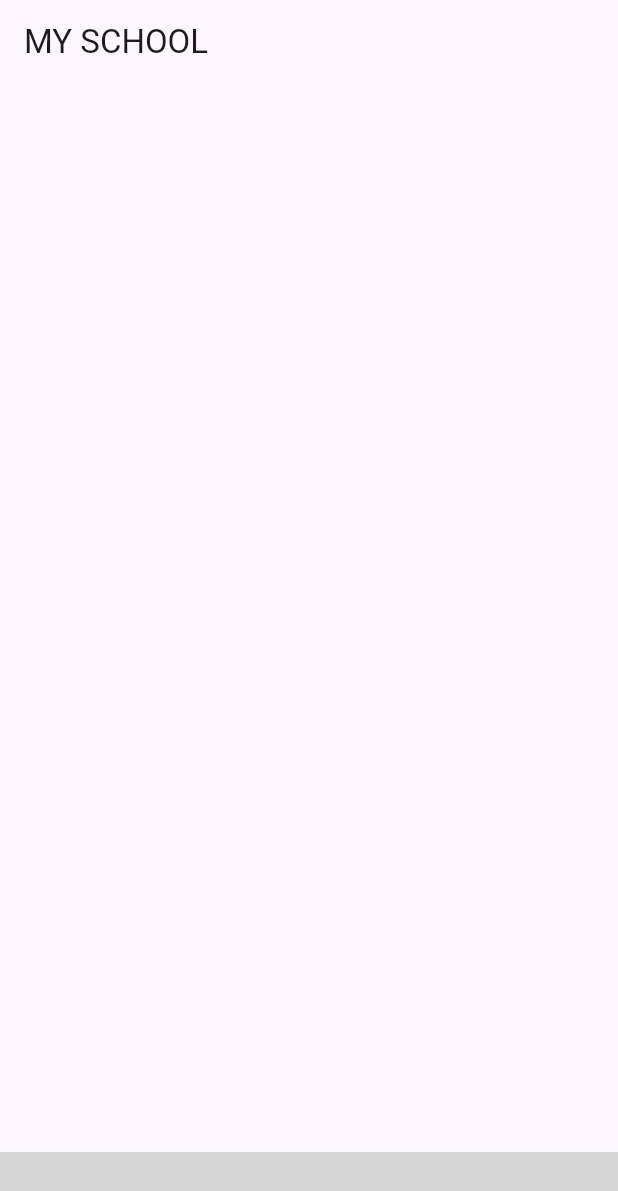
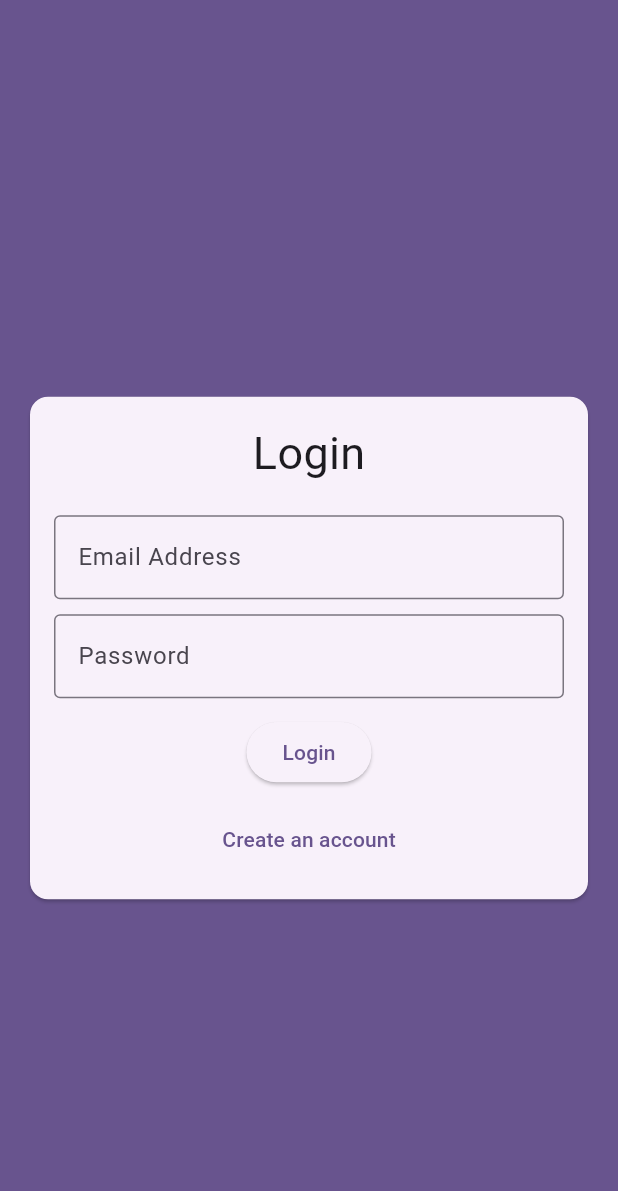
Before and after one commit to shossain786/online_dars, a Flutter app: the screen it shows after launch, on a phone screen of 412 x 824 dp. Shown: the top 1191 px of the screen. Run offline on Flutter 3.47's test engine with Material 3 defaults, Android fonts, the light colour scheme and no system bars; our stand-ins replace firebase_auth, firebase_core; missing offline and left inert: ultimate_navigation_bar, videosdk; accounts and stored records are empty; grey boxes are pictures that could not be loaded.

Commit message:
working code updated

```diff
--- a/lib/main.dart
+++ b/lib/main.dart
@@ -1,9 +1,13 @@
+import 'package:firebase_core/firebase_core.dart';
 import 'package:flutter/material.dart';
+import 'package:online_dars/firebase_options.dart';
 import 'package:online_dars/screens/common/splash_screen.dart';
 
 var kColorScheme = ColorScheme.fromSeed(seedColor: Colors.deepPurple);
 
-void main() {
+void main() async {
+  WidgetsFlutterBinding.ensureInitialized();
+  await Firebase.initializeApp(options: DefaultFirebaseOptions.currentPlatform);
   runApp(const MyApp());
 }
 
--- /dev/null
+++ b/lib/screens/common/auth.dart
@@ -0,0 +1,156 @@
+import 'package:firebase_auth/firebase_auth.dart';
+import 'package:flutter/material.dart';
+import 'package:online_dars/main.dart';
+
+final _firebase = FirebaseAuth.instance;
+
+class AuthScreen extends StatefulWidget {
+  const AuthScreen({super.key});
+
+  @override
+  State<AuthScreen> createState() => _AuthScreenState();
+}
+
+class _AuthScreenState extends State<AuthScreen> {
+  bool _isLogin = true;
+  final formKey = GlobalKey<FormState>();
+  var _enteredEmail;
+  var _enteredPassword;
+  bool _isAuthenticating = false;
+
+  void _submit() async {
+    final isValid = formKey.currentState!.validate();
+
+    if (!isValid) {
+      return;
+    }
+    debugPrint('Authenticating');
+
+    formKey.currentState!.save();
+    try {
+      setState(() {
+        _isAuthenticating = true;
+      });
+
+      if (_isLogin) {
+        final userCredential = await _firebase.signInWithEmailAndPassword(
+            email: _enteredEmail, password: _enteredPassword);
+        debugPrint('$userCredential');
+      } else {
+        final userCredentials = _firebase.createUserWithEmailAndPassword(
+            email: _enteredEmail, password: _enteredPassword);
+        debugPrint('$userCredentials');
+      }
+    } on FirebaseAuthException catch (error) {
+      if (error.code == 'email-already-in-use') {
+        // ..
+      }
+      ScaffoldMessenger.of(context).clearSnackBars();
+      ScaffoldMessenger.of(context).showSnackBar(
+          SnackBar(content: Text(error.message ?? 'Authentication Failed')));
+      setState(() {
+        _isAuthenticating = false;
+      });
+    }
+  }
+
+  @override
+  Widget build(BuildContext context) {
+    return Scaffold(
+      backgroundColor: kColorScheme.primary,
+      body: Center(
+        child: SingleChildScrollView(
+          child: Column(
+            mainAxisAlignment: MainAxisAlignment.center,
+            children: [
+              Container(
+                margin: const EdgeInsets.all(20),
+              ),
+              Card(
+                margin: const EdgeInsets.all(20),
+                child: SingleChildScrollView(
+                  child: Padding(
+                    padding: const EdgeInsets.all(16),
+                    child: Form(
+                        key: formKey,
+                        child: Column(
+                          mainAxisSize: MainAxisSize.min,
+                          children: [
+                            const Text(
+                              'Login',
+                              style: TextStyle(
+                                fontSize: 30,
+                              ),
+                            ),
+                            const SizedBox(height: 20),
+                            TextFormField(
+                              decoration: const InputDecoration(
+                                border: OutlineInputBorder(),
+                                labelText: 'Email Address',
+                              ),
+                              keyboardType: TextInputType.emailAddress,
+                              autocorrect: false,
+                              textCapitalization: TextCapitalization.none,
+                              validator: (value) {
+                                if (value == null ||
+                                    value.trim().isEmpty ||
+                                    !value.contains('@')) {
+                                  return 'Please enter a valid email id';
+                                }
+                                return null;
+                              },
+                              onSaved: (newValue) {
+                                _enteredEmail = newValue!;
+                              },
+                            ),
+                            const SizedBox(height: 10),
+                            TextFormField(
+                              decoration: const InputDecoration(
+                                border: OutlineInputBorder(),
+                                labelText: 'Password',
+                              ),
+                              obscureText: true,
+                              validator: (value) {
+                                if (value == null ||
+                                    value.trim().isEmpty ||
+                                    value.trim().length < 6) {
+                                  return 'Please enter a valid password minimum length 6';
+                                }
+                                return null;
+                              },
+                              onSaved: (newValue) {
+                                _enteredPassword = newValue!;
+                              },
+                            ),
+                            const SizedBox(height: 12),
+                            if (_isAuthenticating)
+                              const CircularProgressIndicator(),
+                            if (!_isAuthenticating)
+                              ElevatedButton(
+                                onPressed: _submit,
+                                child: Text(_isLogin ? 'Login' : 'Sign UP'),
+                              ),
+                            const SizedBox(height: 10),
+                            if (!_isAuthenticating)
+                              TextButton(
+                                onPressed: () {
+                                  setState(() {
+                                    _isLogin = !_isLogin;
+                                  });
+                                },
+                                child: Text(_isLogin
+                                    ? 'Create an account'
+                                    : 'I already have an account'),
+                              )
+                          ],
+                        )),
+                  ),
+                ),
+              )
+            ],
+          ),
+        ),
+      ),
+    );
+  }
+}
--- a/pubspec.yaml
+++ b/pubspec.yaml
@@ -17,6 +17,8 @@ dependencies:
   videosdk: ^1.1.12
   flutter_vlc_player: ^7.4.1
   flutter_launcher_icons: ^0.13.1
+  firebase_core: ^2.32.0
+  firebase_auth: ^4.20.0
 
 dev_dependencies:
   flutter_test:
@@ -37,4 +39,5 @@ flutter_icons:
   image_path: "assets/logo1.png"
   adaptive_icon_foreground: "assets/logo1.png"
   # ios: true
-  adaptive_icon_background: "#eeff1b"
+  adaptive_icon_background: "#ffffff"
+  #flutter pub run flutter_launcher_icons:main
```
Also changed, not shown: lib/screens/common/splash_screen.dart (+9 -1 lines), firebase.json (added), lib/firebase_options.dart (added), pubspec.lock, 7 other files.
